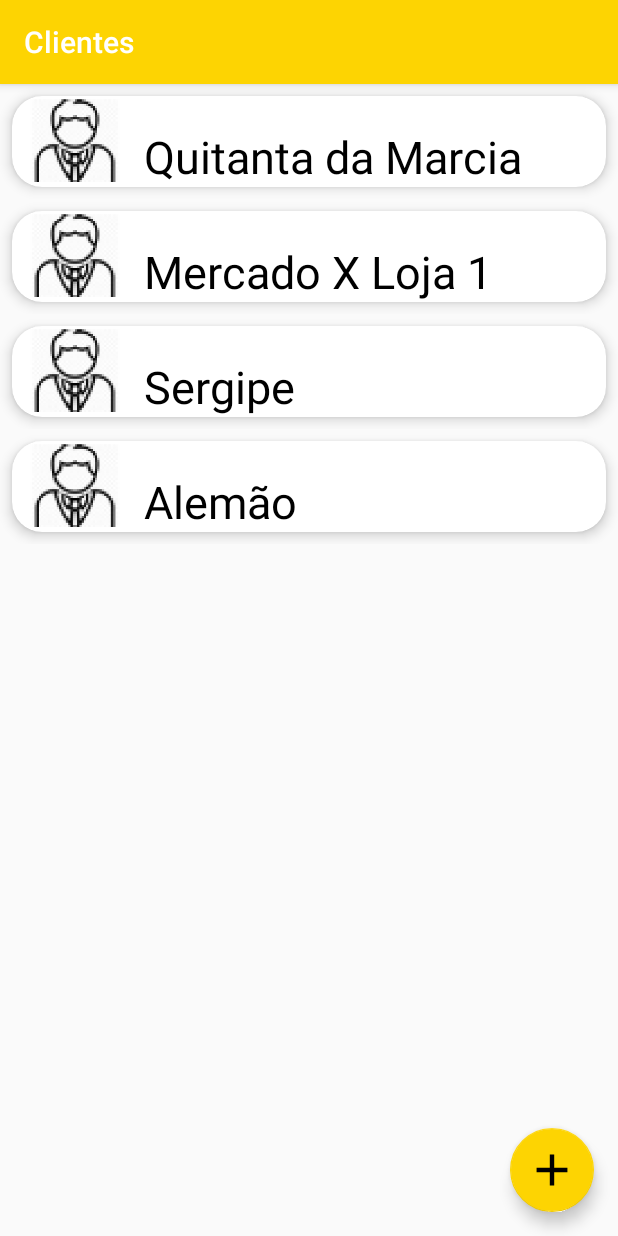
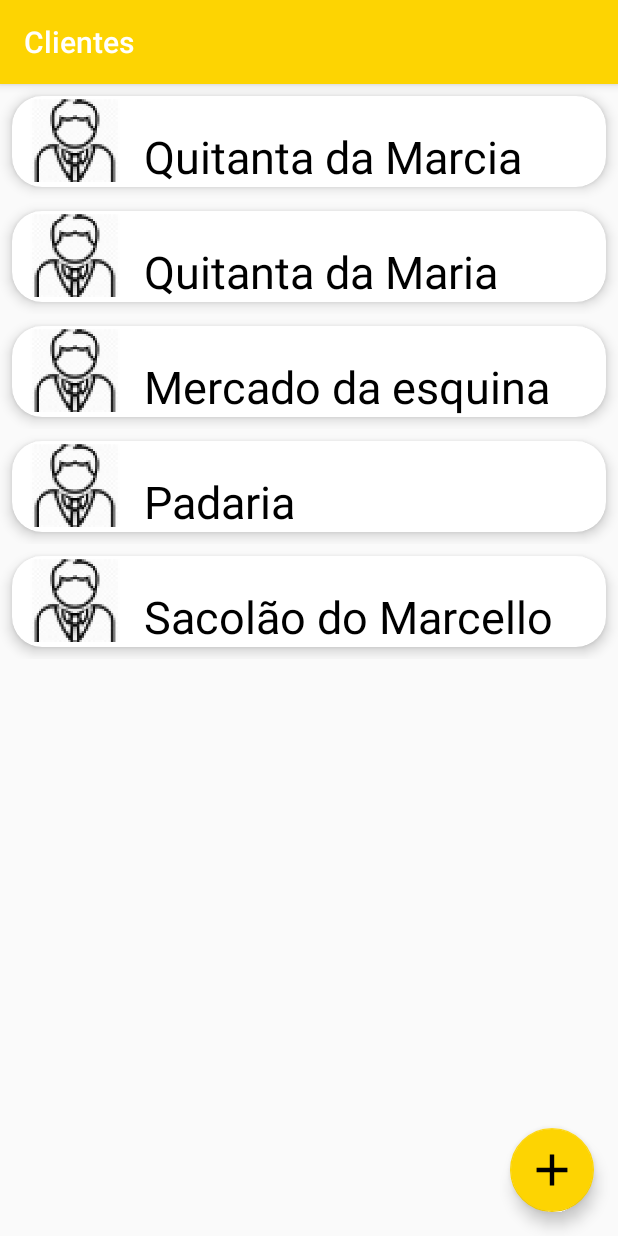
Before and after one commit to DylanPachecoCoder/Bananapp, an Android app: the ListaClientesActivity screen opened directly, with no data from a screen before it, on a phone screen of 412 x 824 dp. Run offline under Robolectric (Android 15) with nearby library versions, the phone set to English and light mode, and no system bars.

Commit message:
Foi feita a passagem de dados de tela de clientes para a tela de dados do cliente

```diff
--- a/app/src/main/java/com/fatec/banannap2/model/Cliente.kt
+++ b/app/src/main/java/com/fatec/banannap2/model/Cliente.kt
@@ -1,7 +1,9 @@
 package com.fatec.banannap2.model
 
-class Cliente (val nomeComercio : String
-//               val endereco : String,
-//               val pessoaResponsavel  : String,
-//               val Telefone : String
-)
+import java.io.Serializable
+
+class Cliente (val nomeComercio : String,
+               val endereco : String,
+               val pessoaResponsavel  : String,
+               val Telefone : String
+) : Serializable
--- a/app/src/main/java/com/fatec/banannap2/ui/activity/ListaClientesActivity.kt
+++ b/app/src/main/java/com/fatec/banannap2/ui/activity/ListaClientesActivity.kt
@@ -20,20 +20,29 @@ class ListaClientesActivity : AppCompatActivity() {
         val listaClientes : MutableList<Cliente> = mutableListOf()
 
         val mutableListOf = mutableListOf<Cliente>(
-            Cliente("Quitanta da Marcia"),
-            Cliente("Mercado X Loja 1"),
-            Cliente("Sergipe"),
-            Cliente("Alemão")
+            Cliente("Quitanta da Marcia", "Rua x", "Josefina", "9999999"),
+            Cliente("Quitanta da Maria", "Rua y", "Maria", "8888888"),
+            Cliente("Mercado da esquina", "Rua z", "José", "777777"),
+            Cliente("Padaria", "Rua w", "Marcos", "666666"),
+            Cliente("Sacolão do Marcello", "Rua a", "Cara simpática", "5555555")
             )
 
         listaClientes.addAll(mutableListOf)
 
         val recyclerView = list_clientes_recyclerview
-        recyclerView.adapter = ListClientesAdapter(listaClientes, this){
-            cliente : Cliente ->
-            val vaiParaClienteActivity = Intent(this, DadosClienteActivity::class.java)
-            startActivity(vaiParaClienteActivity)
-        }
+        recyclerView.adapter = ListClientesAdapter(listaClientes, this, onClick = {
+            val intent = Intent(this, DadosClienteActivity::class.java)
+            intent.putExtra("cliente", it)
+            startActivity(intent)
+        })
+
+
+
+//        {
+//            cliente : Cliente ->
+//            val vaiParaClienteActivity = Intent(this, DadosClienteActivity::class.java)
+//            startActivity(vaiParaClienteActivity)
+//        }
 
 
         val fab = floatingActionButton
--- a/app/src/main/java/com/fatec/banannap2/ui/adapter/ListClientesAdapter.kt
+++ b/app/src/main/java/com/fatec/banannap2/ui/adapter/ListClientesAdapter.kt
@@ -24,17 +24,15 @@ class ListClientesAdapter(private val listaClientes: MutableList<Cliente>,
 
     override fun onBindViewHolder(holder: RecyclerView.ViewHolder, position: Int) {
         val cliente = listaClientes[position]
-        holder.bindView(cliente)
+        holder.bindView(cliente, onClick)
     }
 
     class ViewHolder(itemView : View) : RecyclerView.ViewHolder(itemView)
 
-    fun RecyclerView.ViewHolder.bindView(cliente: Cliente) {
+    fun RecyclerView.ViewHolder.bindView(cliente: Cliente, onClick: (Cliente) -> Unit) {
         val nomeCliente = itemView.lista_cliente_nome
         nomeCliente.text = cliente.nomeComercio
-        itemView.setOnClickListener{
-            onClick.invoke(cliente)
-        }
+        itemView.setOnClickListener{ onClick(cliente) }
 
     }
 
```
Also changed, not shown: app/src/main/java/com/fatec/banannap2/ui/activity/DadosClienteActivity.kt (+9 -0 lines), app/src/main/res/layout/activity_dados_cliente.xml (+24 -26 lines).
